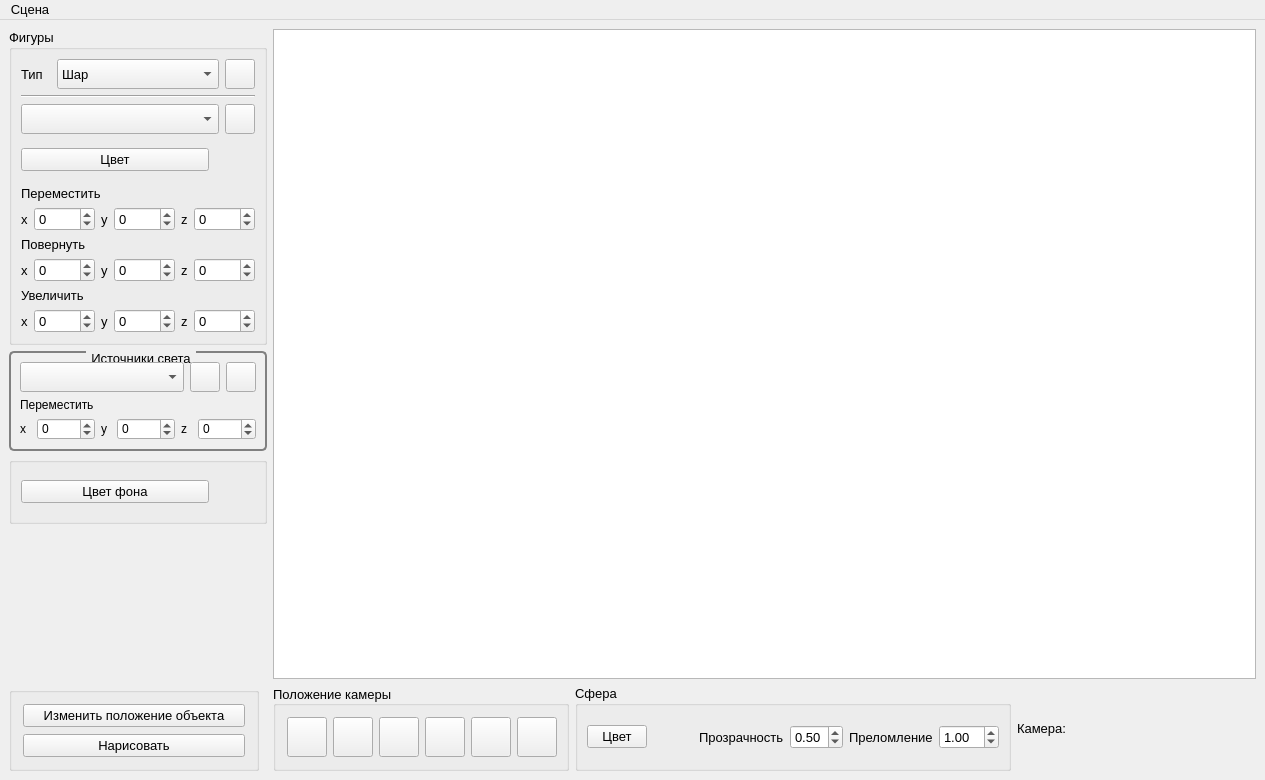
This is src/gui/mainwindow.ui in AskaryanKarine/BMSTU-CG-Course as Qt 5 draws it before an edit. The edited form follows.
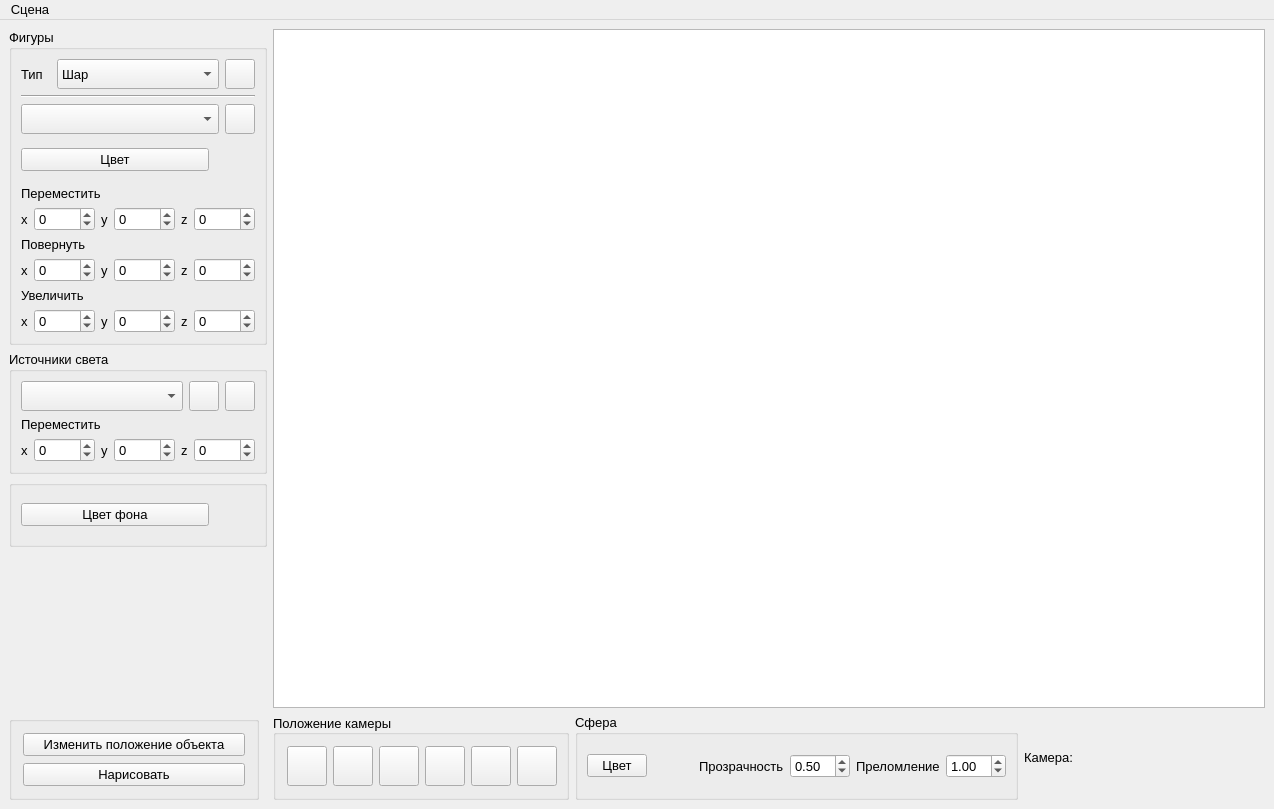
This is the edited form. Icons and pictures are not drawn.

Commit message: add new icon & fix fig color dialog

The edit to the form file:
```diff
--- a/src/gui/mainwindow.ui
+++ b/src/gui/mainwindow.ui
@@ -6,8 +6,8 @@
    <rect>
     <x>0</x>
     <y>0</y>
-    <width>1265</width>
-    <height>780</height>
+    <width>1274</width>
+    <height>809</height>
    </rect>
   </property>
   <property name="font">
@@ -448,28 +448,6 @@
       </item>
       <item>
        <widget class="QGroupBox" name="groupBox_3">
-        <property name="styleSheet">
-         <string notr="true"> QGroupBox {
-     background-color: qlineargradient(x1: 0, y1: 0, x2: 0, y2: 1,
-                                       stop: 0 #E0E0E0, stop: 1 #FFFFFF);
-     border: 2px solid gray;
-     border-radius: 5px;
-     margin-top: 1ex; /* оставляем пространство вверху для заголовка */
- }
-
- QGroupBox::title {
-     subcontrol-origin: margin;
-     subcontrol-position: top center; /* помещаем вверху по центру */
-     padding: 0 3px;
-     background-color: qlineargradient(x1: 0, y1: 0, x2: 0, y2: 1,
-                                       stop: 0 #FF0ECE, stop: 1 #FFFFFF);
- }
-
- QGroupBox::indicator {
-     width: 13px;
-     height: 13px;
- }</string>
-        </property>
         <property name="title">
          <string>Источники света</string>
         </property>
@@ -539,7 +517,7 @@
              <property name="iconSize">
               <size>
                <width>20</width>
-               <height>30</height>
+               <height>40</height>
               </size>
              </property>
             </widget>
@@ -634,16 +612,16 @@
         <layout class="QHBoxLayout" name="horizontalLayout_24">
          <item>
           <widget class="QPushButton" name="pB_backgroundColor">
+           <property name="font">
+            <font>
+             <pointsize>10</pointsize>
+            </font>
+           </property>
+           <property name="mouseTracking">
+            <bool>false</bool>
+           </property>
            <property name="styleSheet">
-            <string notr="true">.QPushButton {
-	border: 2px solid '#4CAF50';
-}
-
-.QPushButton:hover {
-    background-color: '#4CAF50'; /* Green */
-    color: white;
-}
-</string>
+            <string notr="true"/>
            </property>
            <property name="text">
             <string>Цвет фона</string>
@@ -1013,7 +991,7 @@
          <item>
           <widget class="QDoubleSpinBox" name="dSB_sphereTransparency">
            <property name="maximum">
-            <double>1.000000000000000</double>
+            <double>99.000000000000000</double>
            </property>
            <property name="singleStep">
             <double>0.010000000000000</double>
@@ -1072,7 +1050,7 @@
     <rect>
      <x>0</x>
      <y>0</y>
-     <width>1265</width>
+     <width>1274</width>
      <height>28</height>
     </rect>
    </property>
```
Left out of the diff: 13 changed lines with no effect on the pictures. The commit also changes 4 other files.
